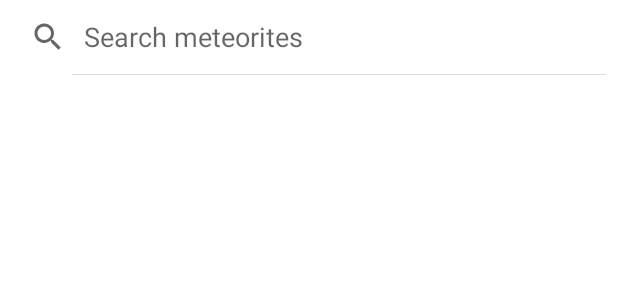
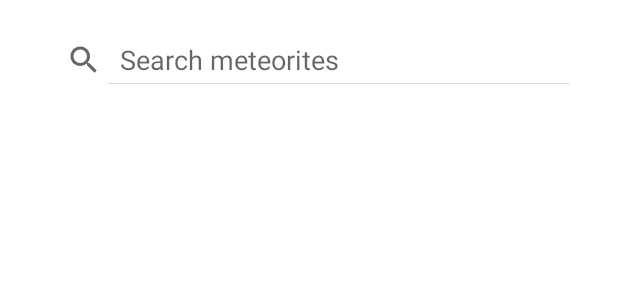
Before and after one commit to TheSharpen/Meteorix, an Android app: the layout activity_main.xml on its own in the app's theme, with its tools: preview values and no code run, on a phone screen of 412 x 824 dp. Shown: the top 300 px of the screen. Run offline under Robolectric (Android 15) with nearby library versions, the phone set to English and light mode, and no system bars.

Commit message:
search working, but BUG: on backspace & list clear rv is gone, lists become empty

```diff
--- a/app/src/main/res/layout/activity_main.xml
+++ b/app/src/main/res/layout/activity_main.xml
@@ -1,28 +1,26 @@
 <?xml version="1.0" encoding="utf-8"?>
-<androidx.constraintlayout.widget.ConstraintLayout
-    xmlns:android="http://schemas.android.com/apk/res/android"
+<LinearLayout xmlns:android="http://schemas.android.com/apk/res/android"
     xmlns:app="http://schemas.android.com/apk/res-auto"
     xmlns:tools="http://schemas.android.com/tools"
     android:layout_width="match_parent"
     android:layout_height="match_parent"
+    android:orientation="vertical"
     tools:context=".MainActivity">
+
+    <SearchView
+        android:id="@+id/svSearchText"
+        android:layout_width="match_parent"
+        android:layout_height="wrap_content"
+        android:iconifiedByDefault="false"
+        android:queryHint="Search meteorites"
+        android:layout_margin="16dp"
+        android:padding="8dp"/>
 
     <FrameLayout
         android:id="@+id/fragmentDetailContainer"
         android:layout_width="match_parent"
-        android:layout_height="match_parent"
-        app:layout_constraintStart_toStartOf="parent"
-        app:layout_constraintTop_toTopOf="parent"
-        android:background="@android:color/transparent">
-
-        <SearchView
-            android:id="@+id/svSearchText"
-            android:layout_width="match_parent"
-            android:layout_height="50dp"
-            android:iconifiedByDefault="false"
-            android:queryHint="Search meteorites"
-            app:layout_constraintStart_toStartOf="parent"
-            app:layout_constraintTop_toTopOf="parent" />
+        android:layout_height="0dp"
+        android:layout_weight="1">
 
         <ProgressBar
             android:id="@+id/progressBar"
@@ -30,34 +28,21 @@
             android:layout_height="100dp"
             android:layout_gravity="center"
             android:textAlignment="center"
-            android:visibility="gone"
-            app:layout_constraintBottom_toBottomOf="parent"
-            app:layout_constraintEnd_toEndOf="parent"
-            app:layout_constraintHorizontal_bias="0.5"
-            app:layout_constraintStart_toStartOf="parent"
-            app:layout_constraintTop_toTopOf="parent" />
+            android:visibility="gone"/>
 
         <FrameLayout
             android:id="@+id/fragmentContainer"
             android:layout_width="match_parent"
-            android:layout_height="wrap_content"
-            app:layout_constraintTop_toBottomOf="@+id/svSearchText">
-
-
+            android:layout_height="match_parent">
 
         </FrameLayout>
 
         <androidx.recyclerview.widget.RecyclerView
             android:id="@+id/rvMeteors"
             android:layout_width="match_parent"
-            android:layout_height="wrap_content"
-            android:paddingTop="60dp"
-            app:layout_constraintBottom_toBottomOf="parent"
-            app:layout_constraintEnd_toEndOf="parent"
-            app:layout_constraintHorizontal_bias="0.5"
-            app:layout_constraintStart_toStartOf="parent"
-            app:layout_constraintTop_toTopOf="parent" />
+            android:layout_height="match_parent"
+            android:paddingTop="60dp"/>
 
     </FrameLayout>
 
-</androidx.constraintlayout.widget.ConstraintLayout>
+</LinearLayout>
```
Also changed, not shown: app/src/main/java/com/example/meteorix/MainActivity.kt (+21 -30 lines), app/src/main/java/com/example/meteorix/MeteoriteAdapter.kt (+18 -8 lines).
